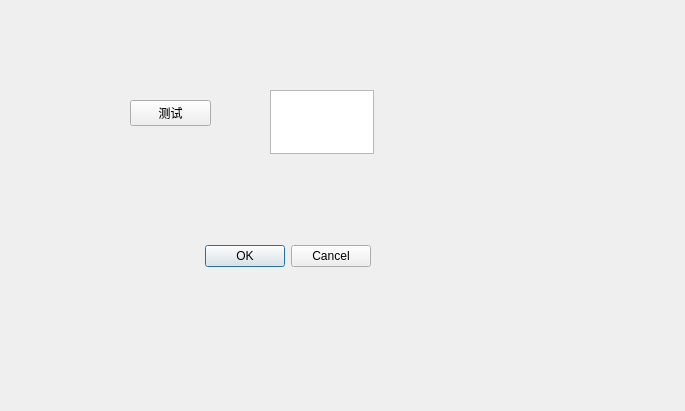
Qt form untitled.ui (Winniekun/QrCodeGenerator) before a commit.
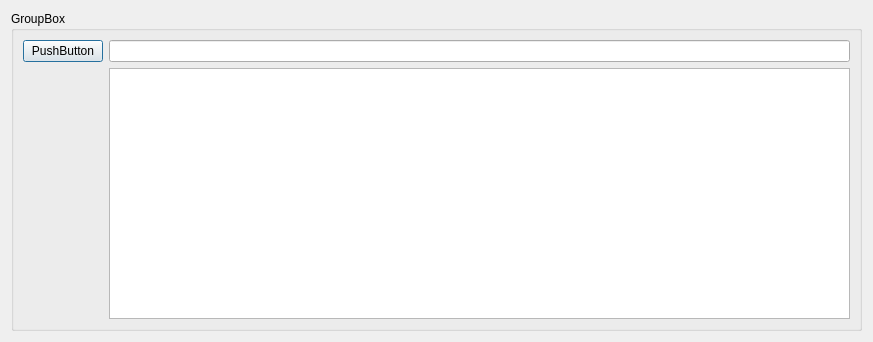
The same form after that commit.

Diff of the .ui file:
```diff
--- a/untitled.ui
+++ b/untitled.ui
@@ -6,52 +6,37 @@
    <rect>
     <x>0</x>
     <y>0</y>
-    <width>685</width>
-    <height>411</height>
+    <width>873</width>
+    <height>342</height>
    </rect>
   </property>
   <property name="windowTitle">
    <string>Dialog</string>
   </property>
-  <widget class="QDialogButtonBox" name="buttonBox">
-   <property name="geometry">
-    <rect>
-     <x>30</x>
-     <y>240</y>
-     <width>341</width>
-     <height>32</height>
-    </rect>
-   </property>
-   <property name="orientation">
-    <enum>Qt::Horizontal</enum>
-   </property>
-   <property name="standardButtons">
-    <set>QDialogButtonBox::Cancel|QDialogButtonBox::Ok</set>
-   </property>
-  </widget>
-  <widget class="QPushButton" name="pushButton">
-   <property name="geometry">
-    <rect>
-     <x>130</x>
-     <y>100</y>
-     <width>81</width>
-     <height>26</height>
-    </rect>
-   </property>
-   <property name="text">
-    <string>测试</string>
-   </property>
-  </widget>
-  <widget class="QPlainTextEdit" name="plainTextEdit">
-   <property name="geometry">
-    <rect>
-     <x>270</x>
-     <y>90</y>
-     <width>104</width>
-     <height>64</height>
-    </rect>
-   </property>
-  </widget>
+  <layout class="QGridLayout" name="gridLayout_2">
+   <item row="0" column="0">
+    <widget class="QGroupBox" name="groupBox">
+     <property name="title">
+      <string>GroupBox</string>
+     </property>
+     <layout class="QGridLayout" name="gridLayout">
+      <item row="0" column="0">
+       <widget class="QPushButton" name="pushButton">
+        <property name="text">
+         <string>PushButton</string>
+        </property>
+       </widget>
+      </item>
+      <item row="0" column="1">
+       <widget class="QLineEdit" name="lineEdit"/>
+      </item>
+      <item row="1" column="1">
+       <widget class="QPlainTextEdit" name="plainTextEdit"/>
+      </item>
+     </layout>
+    </widget>
+   </item>
+  </layout>
  </widget>
  <resources/>
  <connections>
```
Left out of the diff: 35 changed lines with no effect on the pictures.
